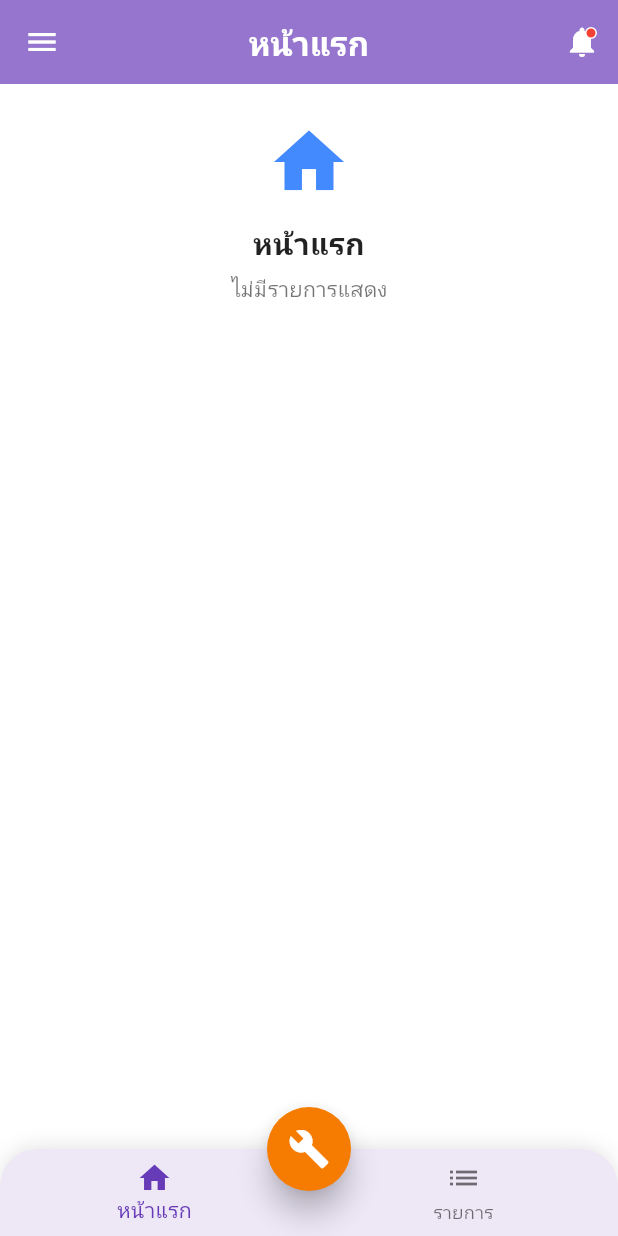
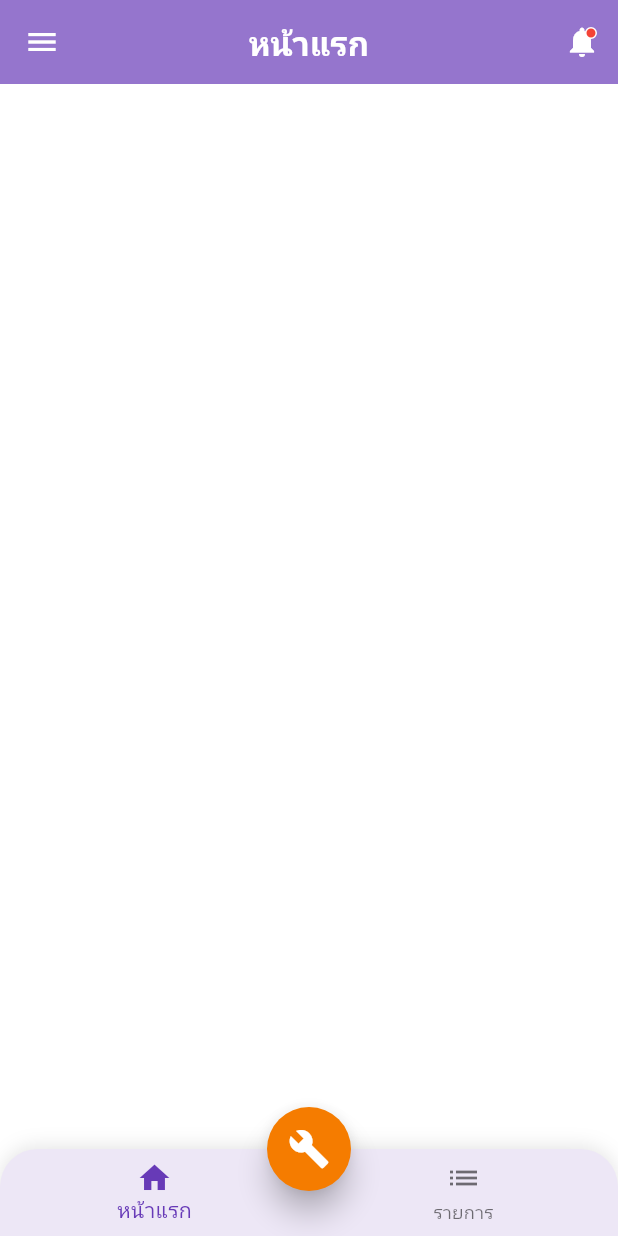
Before and after one commit to SittikornPratomwan/BlurMobileApp, a Flutter app: the screen it shows after launch, after a tap on "LOGIN", on a phone screen of 412 x 824 dp. Run offline on Flutter 3.47's test engine with Material 3 defaults, Android fonts, the phone set to English and light mode, and no system bars; our stand-ins replace font_awesome_flutter.

Commit message:
history page

```diff
--- a/lib/Drawer/drawer.dart
+++ b/lib/Drawer/drawer.dart
@@ -1,5 +1,6 @@
 import 'package:flutter/material.dart';
 import 'setting.dart';
+import 'history.dart';
 
 /// Reusable app drawer moved out of home.dart
 class AppDrawer extends StatelessWidget {
@@ -39,10 +40,14 @@ class AppDrawer extends StatelessWidget {
             ),
             ListTile(
               leading: const Icon(Icons.history),
-              title: const Text('ประวัติ'),
+              title: const Text('history'),
               onTap: () {
                 Navigator.of(context).pop();
-                if (onPageChanged != null) onPageChanged!(0);
+                Navigator.of(context).push(
+                  MaterialPageRoute(
+                    builder: (_) => const HistoryPage(),
+                  ),
+                );
               },
             ),
             ListTile(
--- /dev/null
+++ b/lib/Drawer/history.dart
@@ -0,0 +1,18 @@
+import 'package:flutter/material.dart';
+
+class HistoryPage extends StatelessWidget {
+	const HistoryPage({Key? key}) : super(key: key);
+
+	@override
+	Widget build(BuildContext context) {
+		return Scaffold(
+			appBar: AppBar(
+				title: const Text('History'),
+				backgroundColor: Colors.deepPurple[300],
+			),
+			body: const Center(
+				child: Text('History Page'),
+			),
+		);
+	}
+}
--- a/lib/Homepage/home.dart
+++ b/lib/Homepage/home.dart
@@ -137,54 +137,8 @@ class _HomePageState extends State<HomePage> {
       body: IndexedStack(
         index: _selectedIndex,
         children: [
-          // หน้าแรก
-          Container(
-            // Ensure the background gradient covers the full screen height
-            constraints: BoxConstraints(
-              minHeight: MediaQuery.of(context).size.height,
-            ),
-            decoration: const BoxDecoration(
-              color: Colors.white,
-            ),
-            child: SingleChildScrollView(
-              padding: EdgeInsets.zero,
-              child: Padding(
-                padding: const EdgeInsets.symmetric(horizontal: 24),
-                child: Column(
-                  crossAxisAlignment: CrossAxisAlignment.stretch,
-                  children: [
-                  // Home page simplified per request - no lists shown
-                  const SizedBox(height: 24),
-                  Center(
-                    child: Column(
-                      mainAxisSize: MainAxisSize.min,
-                      children: [
-                        Icon(Icons.home, size: 56, color: Colors.blueAccent),
-                        const SizedBox(height: 12),
-                        Text(
-                          'หน้าแรก',
-                          style: TextStyle(
-                            fontSize: 20,
-                            fontWeight: FontWeight.bold,
-                            color: Colors.black87,
-                          ),
-                        ),
-                        const SizedBox(height: 6),
-                        Text(
-                          'ไม่มีรายการแสดง',
-                          style: TextStyle(
-                            fontSize: 14,
-                            color: Colors.black54,
-                          ),
-                        ),
-                      ],
-                    ),
-                  ),
-                ],
-              ),
-            ),
-          ),
-        ),
+          // หน้าแรก: ว่างเปล่า
+          Container(color: Colors.white),
           // หน้าแจ้งซ่อม
           const AddPage(),
           // หน้ารายการ
--- a/lib/Homepage/list.dart
+++ b/lib/Homepage/list.dart
@@ -5,33 +5,6 @@ class ListPage extends StatelessWidget {
 
   @override
   Widget build(BuildContext context) {
-    return Container(
-      color: Colors.white,
-      child: Center(
-        child: Column(
-          mainAxisSize: MainAxisSize.min,
-          children: [
-            Icon(Icons.list, size: 56, color: Colors.blueAccent),
-            const SizedBox(height: 12),
-            Text(
-              'ไม่มีรายการ',
-              style: TextStyle(
-                fontSize: 18,
-                fontWeight: FontWeight.bold,
-                color: Colors.black87,
-              ),
-            ),
-            const SizedBox(height: 6),
-            Text(
-              'ยังไม่มีข้อมูลที่จะแสดง',
-              style: TextStyle(
-                fontSize: 14,
-                color: Colors.black54,
-              ),
-            ),
-          ],
-        ),
-      ),
-    );
+    return const ColoredBox(color: Colors.white);
   }
 }
```
